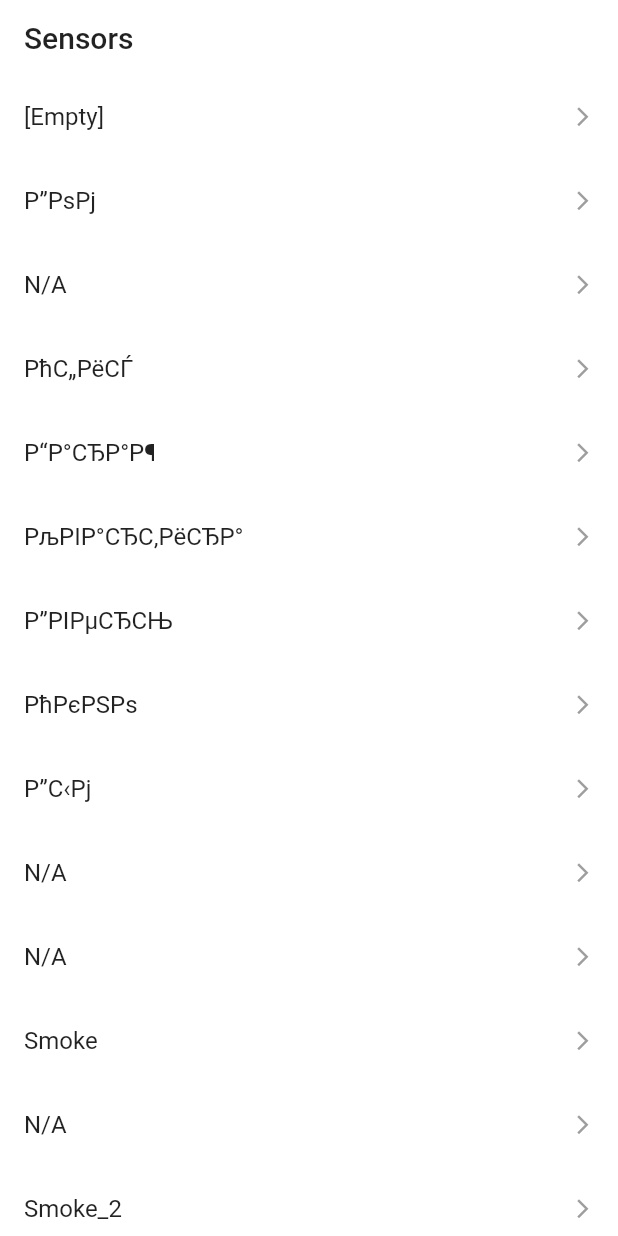
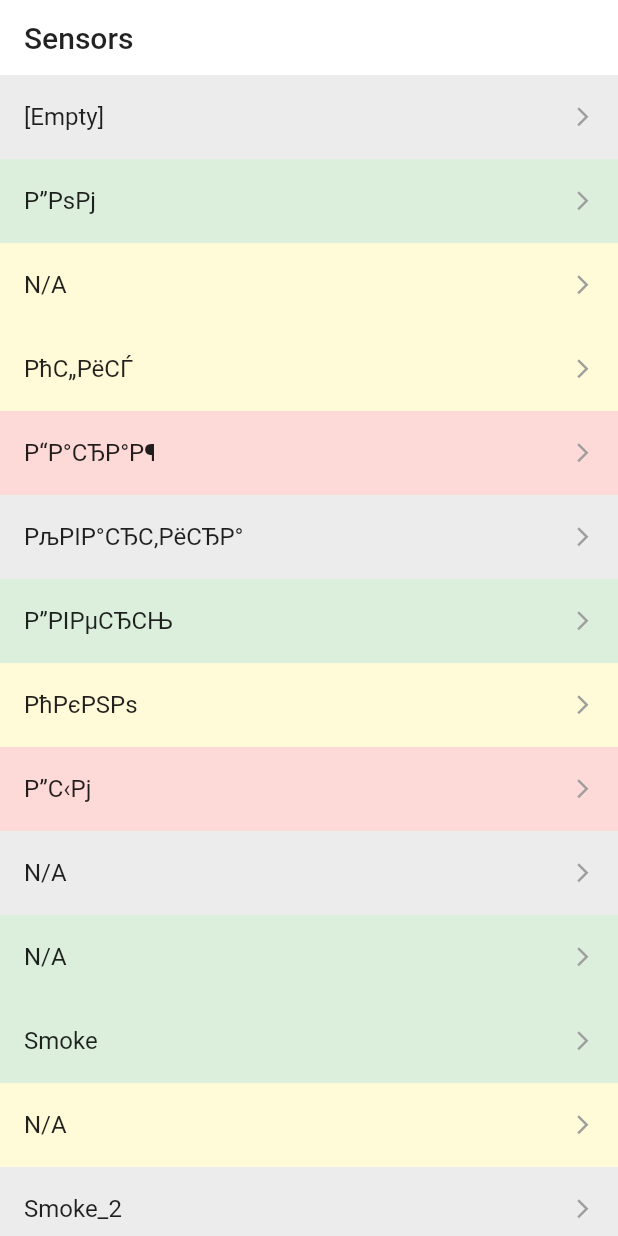
Before and after one commit to ProtoCornHub/bolid_sample, a Flutter app: the screen it shows after launch, on a phone screen of 412 x 824 dp. Run offline on Flutter 3.47's test engine with Material 2 defaults, Android fonts, the phone set to English and light mode, and no system bars; our stand-ins replace equatable, flutter_bloc, go_router, hive, hive_flutter; accounts and stored records are empty; Roboto replaces fonts that are missing (Avenir).

Commit message:
SensorColor

```diff
--- a/lib/src/features/sensor/presentation/view/sensor_list_screen.dart
+++ b/lib/src/features/sensor/presentation/view/sensor_list_screen.dart
@@ -2,6 +2,7 @@ import 'package:bolid_sample/src/features/sensor/presentation/blocs/sensor/senso
 import 'package:bolid_sample/src/shared/domain/entities/sensor.dart';
 import 'package:flutter/material.dart';
 import 'package:flutter_bloc/flutter_bloc.dart';
+import '../../../../shared/presentation/utils/sensor_color.dart';
 import '../../../../shared/presentation/widgets/custom_app_bar.dart';
 import 'package:go_router/go_router.dart';
 
@@ -66,7 +67,9 @@ class _SensorCard extends StatelessWidget {
 
   @override
   Widget build(BuildContext context) {
+    final sensorColor = SensorColor.getColor(sensor.status);
     return ListTile(
+      tileColor: sensorColor.withOpacity(0.2),
       onTap: () {
         return context.go(
           context.namedLocation(
--- /dev/null
+++ b/lib/src/shared/presentation/utils/sensor_color.dart
@@ -0,0 +1,16 @@
+import 'package:flutter/material.dart';
+
+class SensorColor {
+  static Color getColor(int status) {
+    if (status == 0 || status == 6) {
+      return Colors.grey;
+    } else if (status == 1 || status == 5) {
+      return Colors.green;
+    } else if (status == 2 || status == 3) {
+      return Colors.red;
+    } else if (status == 4 || status == 7 || status == 8 || status == 9) {
+      return Colors.yellow;
+    }
+    return Colors.grey;
+  }
+}
```
